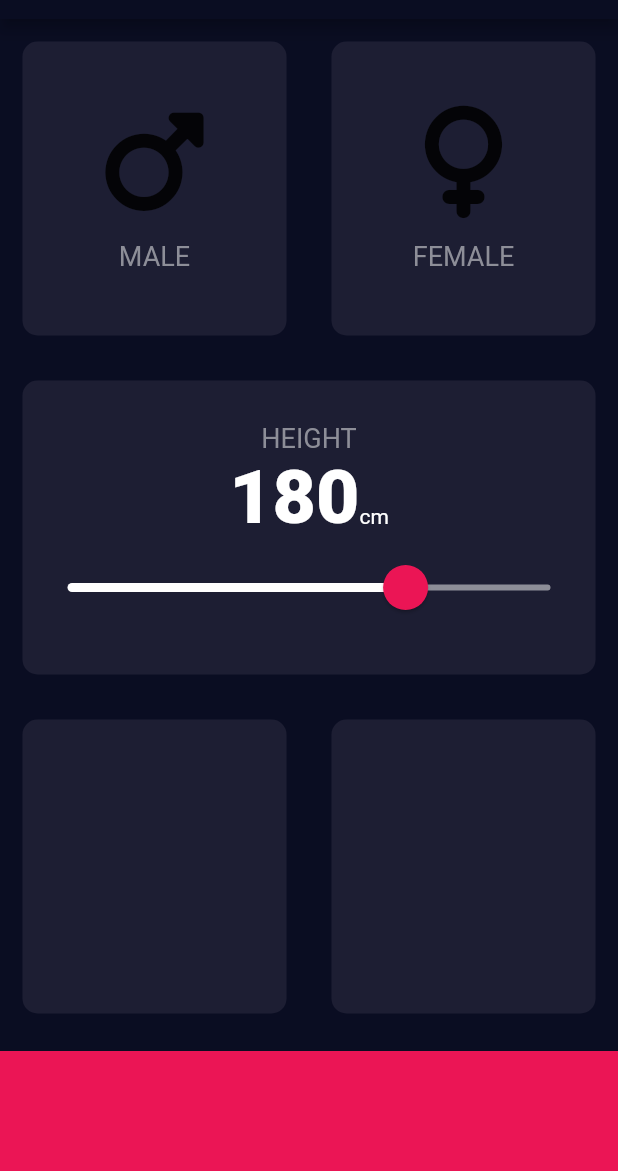
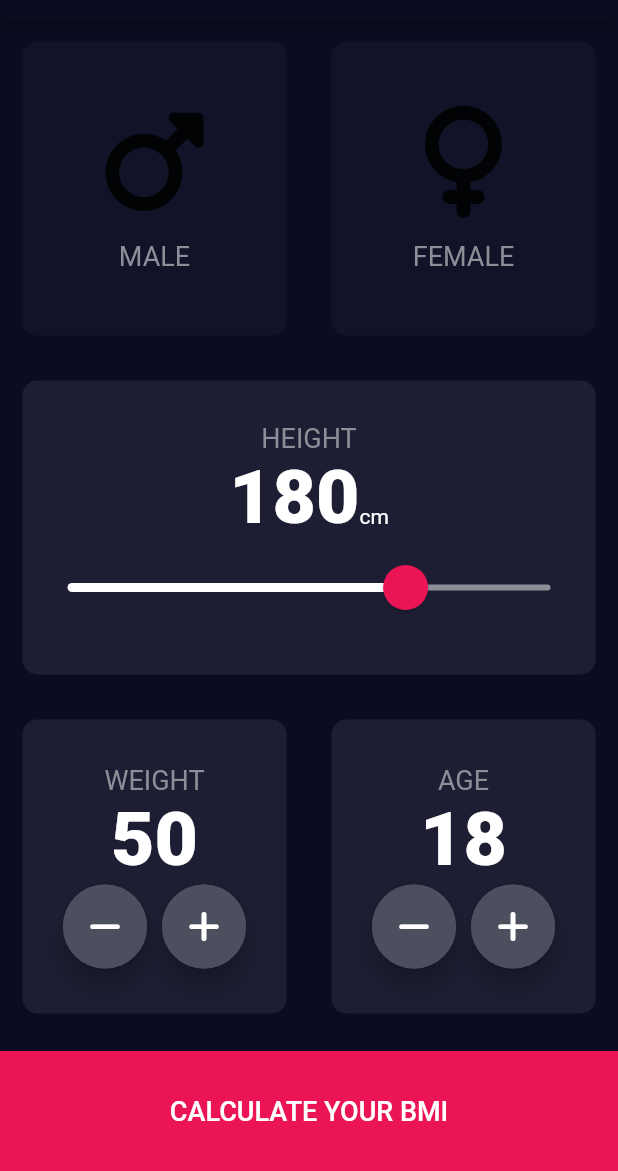
Before and after one commit to VukolRo/bmi-calcullator-flutter, a Flutter app: the screen it shows after launch, on a phone screen of 412 x 824 dp, the part 65-1236 px from its top. Run offline on Flutter 3.47's test engine with Material 2 defaults, Android fonts, the phone set to English and light mode, and no system bars; our stand-ins replace font_awesome_flutter.

Commit message:
feat: create result page, finish input page

```diff
--- a/lib/constants.dart
+++ b/lib/constants.dart
@@ -1,12 +1,14 @@
 import 'package:flutter/material.dart';
 
 // colors
-const Color kInactiveCardColor = Color(0xFF1D1E33);
-const Color kActiveCardColor = Color(0xFF111428);
+const Color kActiveCardColor = Color(0xFF1D1E33);
+const Color kInactiveCardColor = Color(0xFF111428);
 const Color kSecondaryColor = Color(0xFFEB1555);
 const Color kSecondaryColorTransparent = Color(0x29EB1555);
 const Color kLabelTextColor = Color(0xFF8D8E98);
 const Color kPrimaryColor = Color(0xFF0A0D22);
+const Color kPlusMinusButtonColor = Color(0xFF4C4F5E);
+
 const double kBottomPanelHeight = 80.0;
 
 enum Gender {
--- a/lib/input_page.dart
+++ b/lib/input_page.dart
@@ -3,6 +3,7 @@ import 'package:font_awesome_flutter/font_awesome_flutter.dart';
 import 'icon_content.dart';
 import 'reusable_card.dart';
 import 'constants.dart';
+import 'round_icon_button.dart';
 
 class InputPage extends StatefulWidget {
   @override
@@ -14,6 +15,8 @@ class _InputPageState extends State<InputPage> {
   // Color femaleCardColor = unmarkedField;
   Gender? selectedGender;
   int height = 180;
+  int weight = 50;
+  int age = 18;
 
   @override
   Widget build(BuildContext context) {
@@ -103,7 +106,7 @@ class _InputPageState extends State<InputPage> {
                   ),
                 ],
               ),
-              colour: kInactiveCardColor,
+              colour: kActiveCardColor,
             ),
           ),
           Expanded(
@@ -111,18 +114,99 @@ class _InputPageState extends State<InputPage> {
               children: [
                 Expanded(
                   child: ReusableCard(
-                    colour: kInactiveCardColor,
+                    colour: kActiveCardColor,
+                    cardChild: Column(
+                      mainAxisAlignment: MainAxisAlignment.center,
+                      children: [
+                        Text(
+                          'WEIGHT',
+                          style: kLabelTextStyle,
+                        ),
+                        Text(
+                          weight.toString(),
+                          style: kNumbersTextStyle,
+                        ),
+                        Row(
+                          mainAxisAlignment: MainAxisAlignment.center,
+                          children: [
+                            RoundIconButton(
+                                icon: FontAwesomeIcons.minus,
+                                operation: () {
+                                  setState(() {
+                                    weight--;
+                                  });
+                                }),
+                            SizedBox(
+                              width: 10.0,
+                            ),
+                            RoundIconButton(
+                              icon: FontAwesomeIcons.plus,
+                              operation: () {
+                                setState(() {
+                                  weight++;
+                                });
+                              },
+                            ),
+                          ],
+                        ),
+                      ],
+                    ),
                   ),
                 ),
                 Expanded(
                   child: ReusableCard(
-                    colour: kInactiveCardColor,
+                    colour: kActiveCardColor,
+                    cardChild: Column(
+                      mainAxisAlignment: MainAxisAlignment.center,
+                      children: [
+                        Text(
+                          'AGE',
+                          style: kLabelTextStyle,
+                        ),
+                        Text(
+                          age.toString(),
+                          style: kNumbersTextStyle,
+                        ),
+                        Row(
+                          mainAxisAlignment: MainAxisAlignment.center,
+                          children: [
+                            RoundIconButton(
+                                icon: FontAwesomeIcons.minus,
+                                operation: () {
+                                  setState(() {
+                                    age--;
+                                  });
+                                }),
+                            SizedBox(
+                              width: 10.0,
+                            ),
+                            RoundIconButton(
+                              icon: FontAwesomeIcons.plus,
+                              operation: () {
+                                setState(() {
+                                  age++;
+                                });
+                              },
+                            ),
+                          ],
+                        ),
+                      ],
+                    ),
                   ),
                 ),
               ],
             ),
           ),
           Container(
+            child: TextButton(
+              onPressed: () {
+                Navigator.pushNamed(context, '/result');
+              },
+              child: Text(
+                'CALCULATE YOUR BMI',
+                style: TextStyle(color: Colors.white, fontSize: 18.0),
+              ),
+            ),
             color: kSecondaryColor,
             margin: EdgeInsets.only(top: 10.0),
             width: double.infinity,
--- a/lib/main.dart
+++ b/lib/main.dart
@@ -1,3 +1,4 @@
+import 'package:bmi_calculator/result_page.dart';
 import 'package:flutter/material.dart';
 import 'input_page.dart';
 import 'constants.dart';
@@ -8,6 +9,11 @@ class BMICalculator extends StatelessWidget {
   @override
   Widget build(BuildContext context) {
     return MaterialApp(
+      initialRoute: '/',
+      routes: {
+        '/': (context) => InputPage(),
+        '/result': (context) => ResultPage(),
+      },
       theme: ThemeData(
         scaffoldBackgroundColor: Color(0xFF0A0D22),
         textTheme: const TextTheme(bodyText2: TextStyle(color: Colors.white)),
@@ -16,7 +22,7 @@ class BMICalculator extends StatelessWidget {
           primary: kPrimaryColor,
         ),
       ),
-      home: InputPage(),
+      // home: InputPage(),
     );
   }
 }
--- /dev/null
+++ b/lib/round_icon_button.dart
@@ -0,0 +1,29 @@
+import 'package:flutter/material.dart';
+import 'constants.dart';
+
+class RoundIconButton extends StatelessWidget {
+  RoundIconButton({this.icon, this.operation});
+
+  final IconData? icon;
+  final Function()? operation;
+
+  @override
+  Widget build(BuildContext context) {
+    return RawMaterialButton(
+      child: Icon(
+        icon,
+        color: Colors.white,
+      ),
+      onPressed: operation,
+      fillColor: kPlusMinusButtonColor,
+      elevation: 6.0,
+      constraints: BoxConstraints.tightFor(
+        width: 56.0,
+        height: 56.0,
+      ),
+      shape: CircleBorder(
+        side: BorderSide(color: kPlusMinusButtonColor),
+      ),
+    );
+  }
+}
```
Also changed, not shown: lib/result_page.dart (added, +96 -0 lines).
